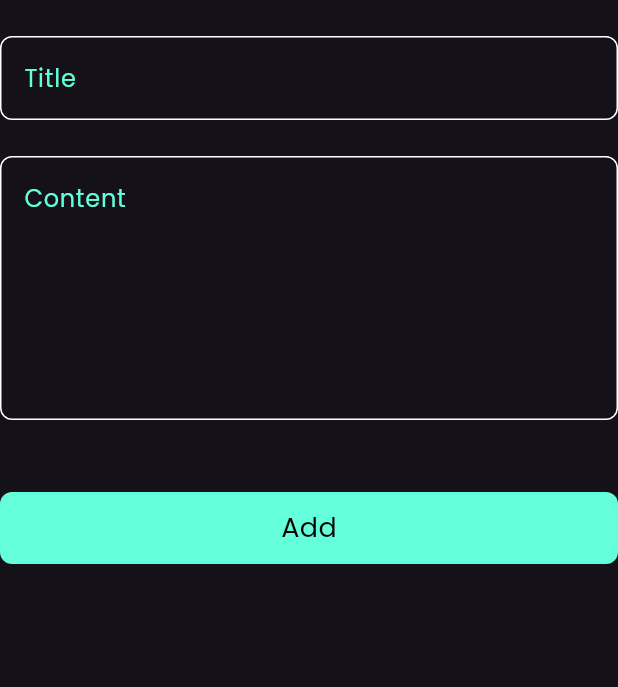
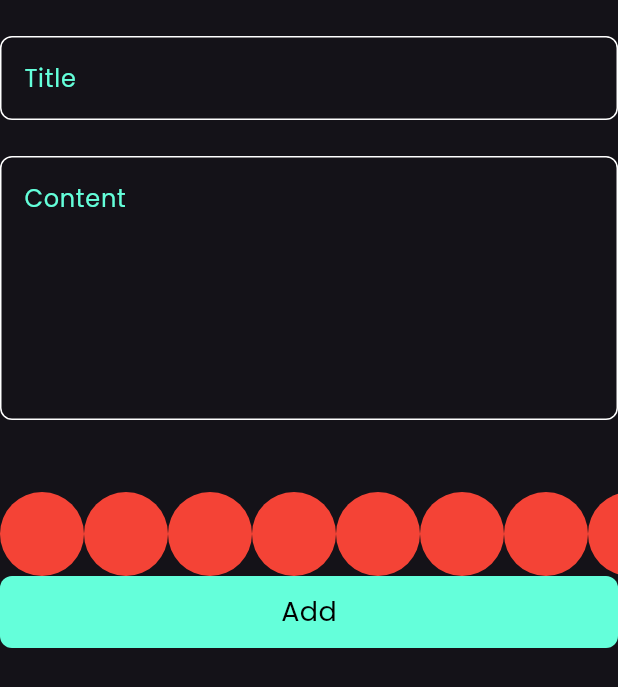
Before and after one commit to RehamIssa/notes_app, a Flutter app: the AddNoteForm widget shown alone on an empty page, opened directly, on a phone screen of 412 x 824 dp. Shown: the top 687 px of the screen. Run offline on Flutter 3.47's test engine with Material 3 defaults, Android fonts, the phone set to English and light mode, and no system bars; our stand-ins replace bloc, flutter_bloc, hive, hive_flutter; accounts and stored records are empty.

Commit message:
create colors list view part 1

```diff
--- a/lib/widgets/add_note_form.dart
+++ b/lib/widgets/add_note_form.dart
@@ -2,6 +2,7 @@ import 'package:flutter/material.dart';
 import 'package:flutter_bloc/flutter_bloc.dart';
 import 'package:notes_app/cubits/add_name_cubit/add_note_cubit.dart';
 import 'package:notes_app/models/note_model.dart';
+import 'package:notes_app/widgets/colors_list_view.dart';
 import 'package:notes_app/widgets/custom_button.dart';
 import 'package:notes_app/widgets/custom_text_field.dart';
 import 'package:intl/intl.dart';
@@ -48,6 +49,7 @@ class _AddNoteFormState extends State<AddNoteForm> {
           const SizedBox(
             height: 48,
           ),
+          const ColorsListView(),
           BlocBuilder<AddNoteCubit, AddNoteState>(
             builder: (context, state) {
               return CustomButton(
--- /dev/null
+++ b/lib/widgets/colors_list_view.dart
@@ -0,0 +1,31 @@
+
+import 'package:flutter/material.dart';
+
+class ColorItem extends StatelessWidget {
+  const ColorItem({super.key});
+
+  @override
+  Widget build(BuildContext context) {
+    return CircleAvatar(
+      radius: 28,
+      backgroundColor: Colors.red,
+    );
+  }
+}
+
+class ColorsListView extends StatelessWidget {
+  const ColorsListView({super.key});
+
+  @override
+  Widget build(BuildContext context) {
+    return SizedBox(
+      height: 28 * 2,
+      child: ListView.builder(
+          scrollDirection: Axis.horizontal,
+          itemCount: 8,
+          itemBuilder: (context, index) {
+            return const ColorItem();
+          }),
+    );
+  }
+}
```
